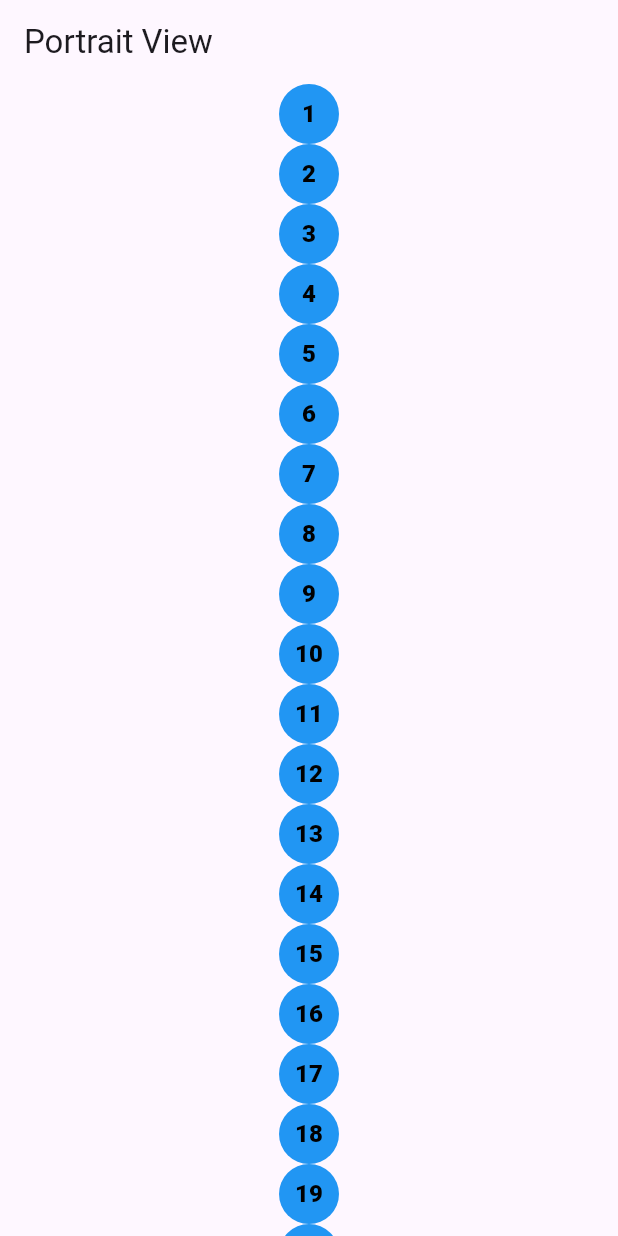
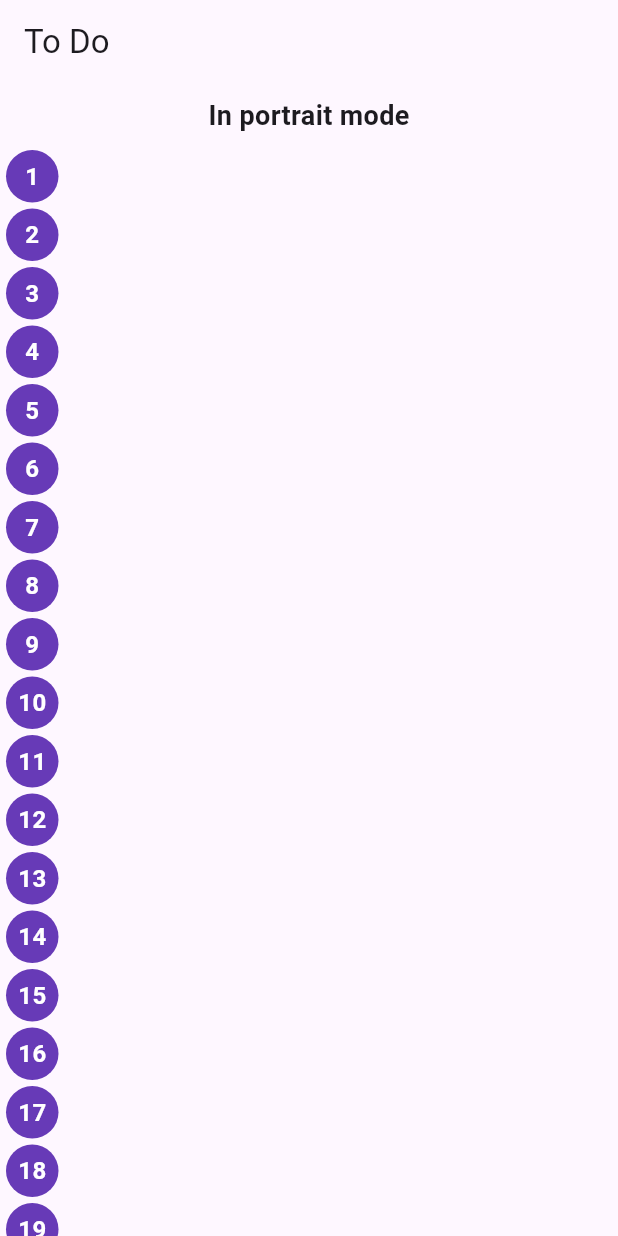
Before and after one commit to samaha-rizvi-4578/SoftwareForMobileDeviceSpring25, a Flutter app: the screen it shows after launch, on a phone screen of 412 x 824 dp. Run offline on Flutter 3.47's test engine with Material 3 defaults, Android fonts, the light colour scheme and no system bars.

Commit message:
Implement responsive design with separate views for portrait and landscape modes

```diff
--- a/Lab3/responsivenessTask/responsive_design/lib/main.dart
+++ b/Lab3/responsivenessTask/responsive_design/lib/main.dart
@@ -1,4 +1,6 @@
 import 'package:flutter/material.dart';
+import 'portrait_view.dart';
+import 'landscape_view.dart';
 
 void main() {
   runApp(const MyApp());
@@ -10,100 +12,28 @@ class MyApp extends StatelessWidget {
   @override
   Widget build(BuildContext context) {
     return MaterialApp(
-      title: 'Flutter Demo',
+      title: 'TODO LIST',
       theme: ThemeData(
         colorScheme: ColorScheme.fromSeed(seedColor: Colors.deepPurple),
         useMaterial3: true,
       ),
-      home: const ResponsiveViewPage(),
+      home: const ToDoHomePage(),
     );
   }
 }
 
-class ResponsiveViewPage extends StatelessWidget {
-  const ResponsiveViewPage({super.key});
+class ToDoHomePage extends StatelessWidget {
+  const ToDoHomePage({super.key});
 
   @override
   Widget build(BuildContext context) {
-    double screenWidth = MediaQuery.of(context).size.width;
-    double screenHeight = MediaQuery.of(context).size.height;
-    return screenWidth > screenHeight ? LandscapeWidget() : PortraitWidget();
-  }
-}
+    bool isPortrait = MediaQuery.of(context).orientation == Orientation.portrait;
 
-class NumberItem extends StatelessWidget {
-  final int number;
-  const NumberItem({required this.number, super.key});
-
-  @override
-  Widget build(BuildContext context) {
-    return CircleAvatar(
-      backgroundColor: Colors.blue,
-      child: Text(
-        number.toString(),
-        style: const TextStyle(color: Colors.black, fontWeight: FontWeight.w900),
+    return Scaffold(
+      appBar: AppBar(
+        title: const Text('To Do'),
       ),
+      body: isPortrait ? const PortraitView() : const LandscapeView(),
     );
   }
 }
-
-class LandscapeWidget extends StatelessWidget {
-  LandscapeWidget({super.key});
-
-  final List<int> list1 = [1, 2, 3, 4, 5, 6, 7, 8, 9, 10];
-  final List<int> list2 = [11, 12, 13, 14, 15, 16, 17, 18, 19, 20];
-
-  @override
-  Widget build(BuildContext context) {
-    return Scaffold(
-      appBar: AppBar(title: const Text('Landscape View')),
-      body: FittedBox(
-        fit: BoxFit.contain, // Ensures content scales to fit within available space
-        child: Row(
-          mainAxisAlignment: MainAxisAlignment.center,
-          children: [
-            Expanded(
-              child: Column(
-                mainAxisAlignment: MainAxisAlignment.center,
-                children: _buildList(list1),
-              ),
-            ),
-            Expanded(
-              child: Column(
-                mainAxisAlignment: MainAxisAlignment.center,
-                children: _buildList(list2),
-              ),
-            ),
-          ],
-        ),
-      ),
-    );
-  }
-
-  List<Widget> _buildList(List<int> list) {
-    return list.map((item) => NumberItem(number: item)).toList();
-  }
-}
-
-class PortraitWidget extends StatelessWidget {
-  PortraitWidget({super.key});
-
-  final List<int> list = [1, 2, 3, 4, 5, 6, 7, 8, 9, 10, 11, 12, 13, 14, 15, 16, 17, 18, 19, 20];
-
-  @override
-  Widget build(BuildContext context) {
-    return Scaffold(
-      appBar: AppBar(title: const Text('Portrait View')),
-      body: Center(
-        child: Column(
-          mainAxisAlignment: MainAxisAlignment.center,
-          children: _buildList(),
-        ),
-      ),
-    );
-  }
-
-  List<Widget> _buildList() {
-    return list.map((item) => NumberItem(number: item)).toList();
-  }
-}
--- /dev/null
+++ b/Lab3/responsivenessTask/responsive_design/lib/number_bubble.dart
@@ -0,0 +1,35 @@
+import 'package:flutter/material.dart';
+
+class NumberBubble extends StatelessWidget {
+  final int number;
+  const NumberBubble({super.key, required this.number});
+
+  @override
+  Widget build(BuildContext context) {
+    return Padding(
+      padding: const EdgeInsets.symmetric(vertical: 2.0, horizontal: 4.0),
+      child: Row(
+        mainAxisSize: MainAxisSize.min,
+        children: [
+          Container(
+            width: 35,
+            height: 35,
+            decoration: const BoxDecoration(
+              color: Colors.deepPurple,
+              shape: BoxShape.circle,
+            ),
+            alignment: Alignment.center,
+            child: Text(
+              '$number',
+              style: const TextStyle(
+                color: Colors.white,
+                fontSize: 16,
+                fontWeight: FontWeight.bold,
+              ),
+            ),
+          ),
+        ],
+      ),
+    );
+  }
+}
--- /dev/null
+++ b/Lab3/responsivenessTask/responsive_design/lib/portrait_view.dart
@@ -0,0 +1,29 @@
+import 'package:flutter/material.dart';
+import 'number_bubble.dart';
+
+class PortraitView extends StatelessWidget {
+  const PortraitView({super.key});
+
+  @override
+  Widget build(BuildContext context) {
+    return Column(
+      children: [
+        const Padding(
+          padding: EdgeInsets.all(8.0),
+          child: Text(
+            'In portrait mode',
+            style: TextStyle(fontSize: 18, fontWeight: FontWeight.bold),
+          ),
+        ),
+        Expanded(
+          child: ListView.builder(
+            itemCount: 20,
+            itemBuilder: (context, index) {
+              return NumberBubble(number: index + 1);
+            },
+          ),
+        ),
+      ],
+    );
+  }
+}
```
Also changed, not shown: Lab3/responsivenessTask/responsive_design/lib/landscape_view.dart (added, +33 -0 lines).
